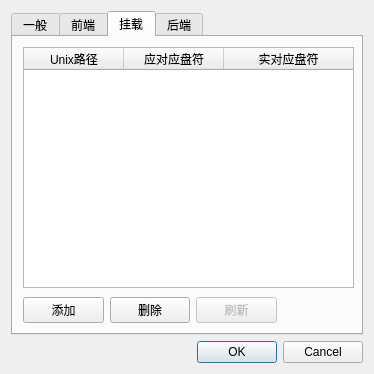
Old version of the form src/frontend/ui/settings.ui in the repository Xinkai/XwareDesktop.
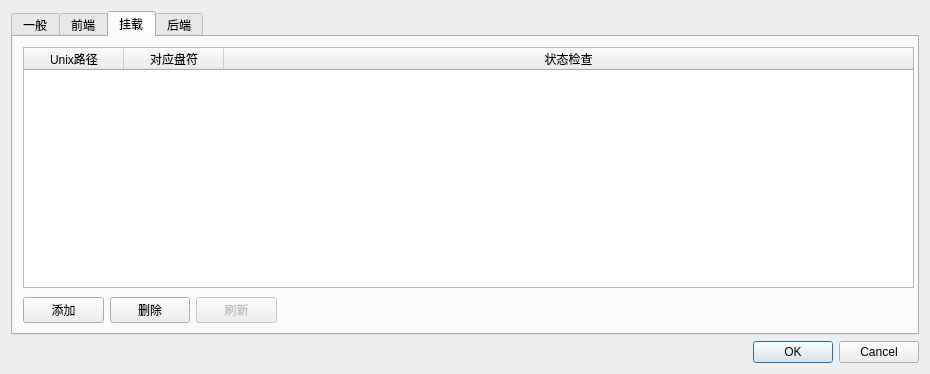
New version of the form. The open tabs and pages were chosen to show the change. Icons and pictures are not drawn.

Commit message: mount settings more user friendly

Patch:
```diff
--- a/src/frontend/ui/settings.ui
+++ b/src/frontend/ui/settings.ui
@@ -6,7 +6,7 @@
    <rect>
     <x>0</x>
     <y>0</y>
-    <width>374</width>
+    <width>930</width>
     <height>374</height>
    </rect>
   </property>
@@ -22,12 +22,6 @@
     <height>374</height>
    </size>
   </property>
-  <property name="maximumSize">
-   <size>
-    <width>374</width>
-    <height>374</height>
-   </size>
-  </property>
   <property name="windowTitle">
    <string>设置</string>
   </property>
@@ -304,7 +298,7 @@
         <rect>
          <x>10</x>
          <y>10</y>
-         <width>331</width>
+         <width>891</width>
          <height>241</height>
         </rect>
        </property>
@@ -314,6 +308,12 @@
          <verstretch>0</verstretch>
         </sizepolicy>
        </property>
+       <property name="contextMenuPolicy">
+        <enum>Qt::NoContextMenu</enum>
+       </property>
+       <property name="styleSheet">
+        <string notr="true">Q</string>
+       </property>
        <property name="editTriggers">
         <set>QAbstractItemView::NoEditTriggers</set>
        </property>
@@ -329,6 +329,12 @@
        <attribute name="verticalHeaderVisible">
         <bool>false</bool>
        </attribute>
+       <attribute name="verticalHeaderDefaultSectionSize">
+        <number>50</number>
+       </attribute>
+       <attribute name="verticalHeaderHighlightSections">
+        <bool>false</bool>
+       </attribute>
        <column>
         <property name="text">
          <string>Unix路径</string>
@@ -336,12 +342,12 @@
        </column>
        <column>
         <property name="text">
-         <string>应对应盘符</string>
+         <string>对应盘符</string>
         </property>
        </column>
        <column>
         <property name="text">
-         <string>实对应盘符</string>
+         <string>状态检查</string>
         </property>
        </column>
       </widget>
```
Left out of the diff: 3 changed lines with no effect on the pictures. The commit also changes 1 other file.
